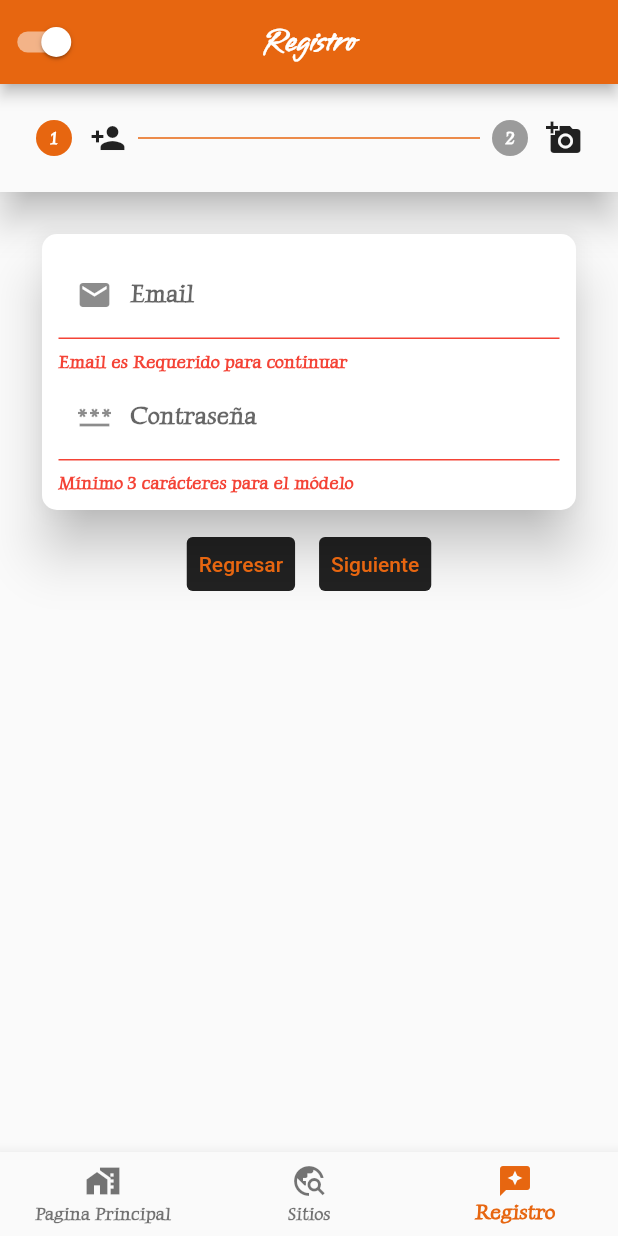
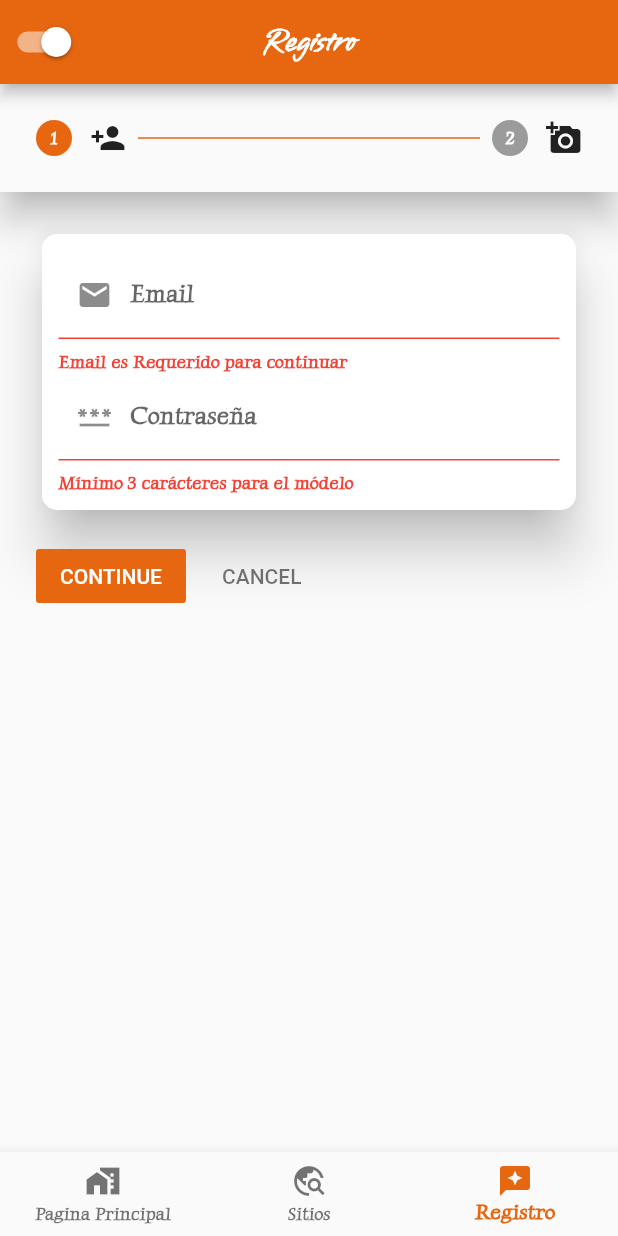
Before and after one commit to fausto1andino/ReposeRepository, a Flutter app: the screen it shows after launch, item 3 of the bottom bar chosen, on a phone screen of 412 x 824 dp. Run offline on Flutter 3.47's test engine with Material 2 defaults, Android fonts, the phone set to English and light mode, and no system bars; our stand-ins replace cloud_firestore, firebase_core, flutter_screenutil, image_picker, shared_preferences, sqflite; missing offline and left inert: cloudinary_public; accounts and stored records are empty; network calls fail.

Commit message:
Update register_widget.dart

```diff
--- a/Repose Aplication/repose_application/lib/src/widgets/register_widget.dart
+++ b/Repose Aplication/repose_application/lib/src/widgets/register_widget.dart
@@ -69,33 +69,6 @@ class _RegistroUsuarioState extends State<RegistroUsuario> {
     return SizedBox(
       child: Scaffold(
           body: Stepper(
-        controlsBuilder: (BuildContext context, ControlsDetails details) {
-          return Row(
-            mainAxisAlignment: MainAxisAlignment.center,
-            children: <Widget>[
-              Padding(
-                padding: const EdgeInsets.all(8.0),
-                child: TextButton(
-                  style: ButtonStyle(
-                      backgroundColor:
-                          MaterialStateProperty.all<Color>(Colors.black87)),
-                  onPressed: details.onStepCancel,
-                  child: const Text('Regresar'),
-                ),
-              ),
-              Padding(
-                padding: const EdgeInsets.all(8.0),
-                child: TextButton(
-                  style: ButtonStyle(
-                      backgroundColor:
-                          MaterialStateProperty.all<Color>(Colors.black87)),
-                  onPressed: details.onStepContinue,
-                  child: const Text('Siguiente'),
-                ),
-              ),
-            ],
-          );
-        },
         physics: ScrollPhysics(parent: AlwaysScrollableScrollPhysics()),
         elevation: 10,
         type: StepperType.horizontal,
```
